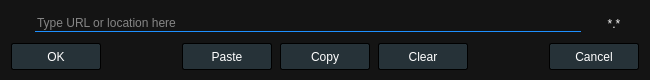
First picture: the form in Baka MPlayer/windows/locationdialog.ui, repository u8sand/Baka-MPlayer, before the edit.
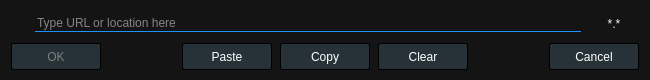
Second picture: the form after the edit. Icons and pictures are not drawn.

Commit message: locationdialog.ui: set QPushButton disabled color

The edit to the form file:
```diff
--- a/Baka MPlayer/windows/locationdialog.ui
+++ b/Baka MPlayer/windows/locationdialog.ui
@@ -17,7 +17,7 @@
    <string notr="true">QWidget {
 	background: #141414;
 	color: whitesmoke;
-	font: 14px &quot;Open Sans&quot;;
+	font: 12px &quot;Open Sans&quot;;
 }
 
 QLineEdit {
@@ -35,7 +35,11 @@
 }
 
 QPushButton:pressed {
-    background-color: dodgerblue;
+    background: dodgerblue;
+}
+
+QPushButton:disabled {
+    color: gray;
 }</string>
   </property>
   <layout class="QVBoxLayout" name="verticalLayout">
```
The commit also changes 1 other file.
